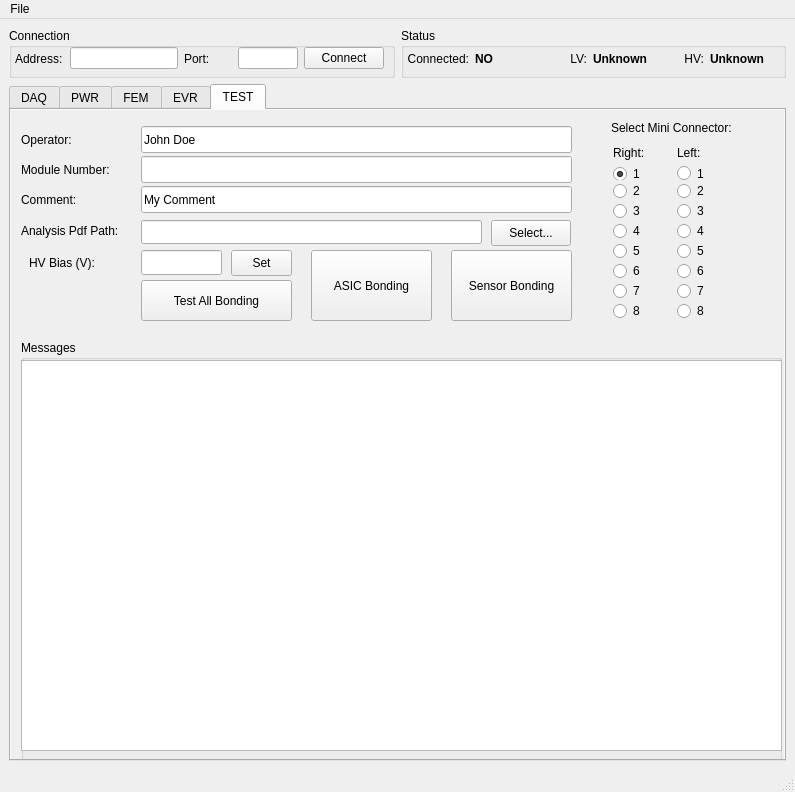
This is app/lpd/gui/main_window.ui in stfc-aeg/lpd-detector as Qt 5 draws it before an edit. The edited form follows.
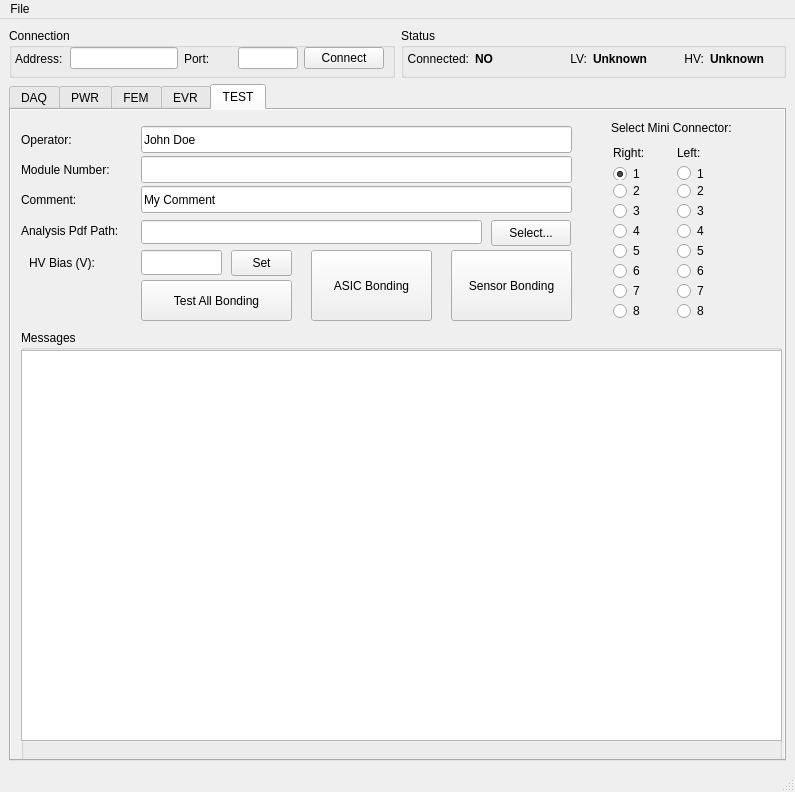
This is the edited form.

Commit message: Removed unneccessary concat

Patch:
```diff
--- a/app/lpd/gui/main_window.ui
+++ b/app/lpd/gui/main_window.ui
@@ -4738,9 +4738,9 @@
         <property name="geometry">
          <rect>
           <x>10</x>
-          <y>230</y>
+          <y>220</y>
           <width>761</width>
-          <height>421</height>
+          <height>431</height>
          </rect>
         </property>
         <property name="title">
```
The commit also changes 2 other files.
